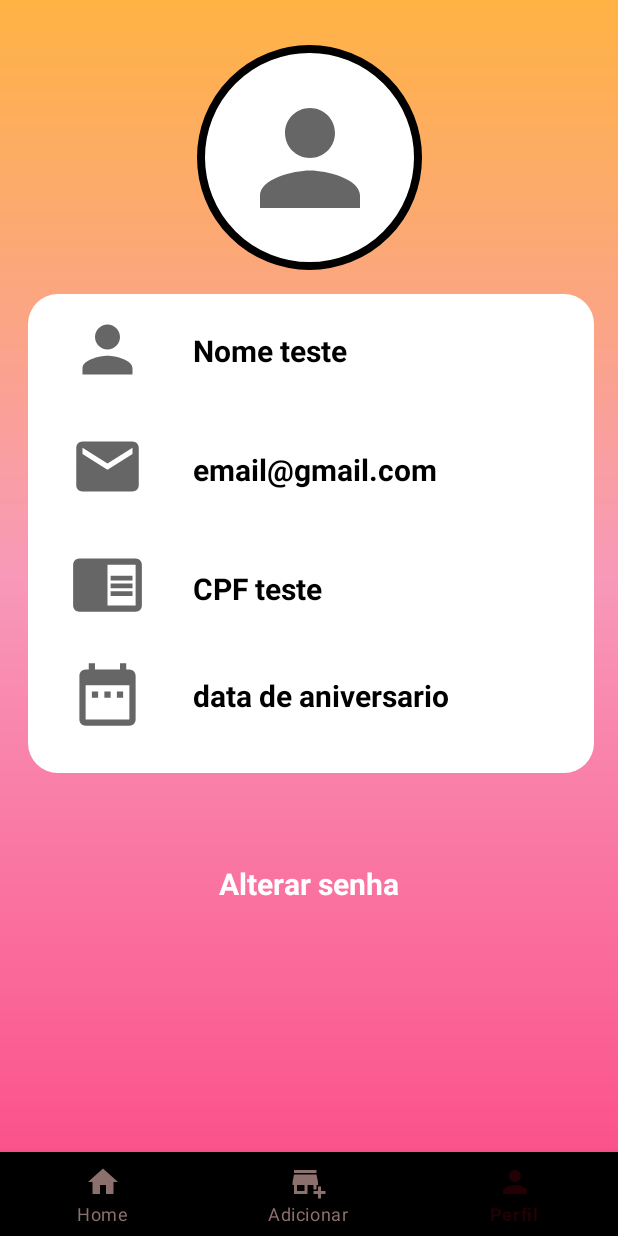
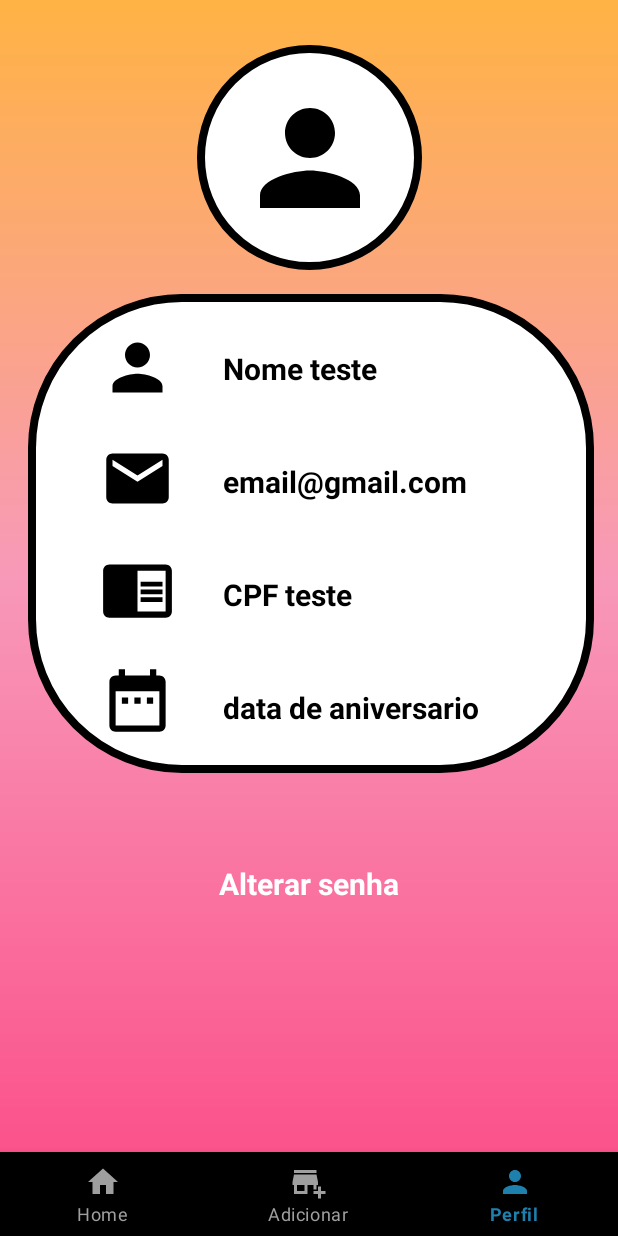
Before and after one commit to tankmester/PIOrlando, an Android app: the perfil screen opened through its navigation route, on a phone screen of 412 x 824 dp. Run offline under Robolectric (Android 15) with nearby library versions, the phone set to English and light mode, and no system bars; our stand-ins replace navigation-ui.

Commit message:
melhorias em geral

```diff
--- a/app/src/main/java/com/example/projetointegradororlando/perfil.kt
+++ b/app/src/main/java/com/example/projetointegradororlando/perfil.kt
@@ -1,6 +1,5 @@
 package com.example.projetointegradororlando
 
-import android.os.Binder
 import android.os.Bundle
 import androidx.fragment.app.Fragment
 import android.view.LayoutInflater
--- a/app/src/main/res/drawable/cpf.xml
+++ b/app/src/main/res/drawable/cpf.xml
@@ -6,6 +6,6 @@
     android:tint="?attr/colorControlNormal"
     android:autoMirrored="true">
   <path
-      android:fillColor="@android:color/white"
+      android:fillColor="@android:color/black"
       android:pathData="M13,12h7v1.5h-7zM13,9.5h7L20,11h-7zM13,14.5h7L20,16h-7zM21,4L3,4c-1.1,0 -2,0.9 -2,2v13c0,1.1 0.9,2 2,2h18c1.1,0 2,-0.9 2,-2L23,6c0,-1.1 -0.9,-2 -2,-2zM21,19h-9L12,6h9v13z"/>
 </vector>
--- a/app/src/main/res/drawable/data.xml
+++ b/app/src/main/res/drawable/data.xml
@@ -5,6 +5,6 @@
     android:viewportHeight="24"
     android:tint="?attr/colorControlNormal">
   <path
-      android:fillColor="@android:color/white"
+      android:fillColor="@android:color/black"
       android:pathData="M9,11L7,11v2h2v-2zM13,11h-2v2h2v-2zM17,11h-2v2h2v-2zM19,4h-1L18,2h-2v2L8,4L8,2L6,2v2L5,4c-1.11,0 -1.99,0.9 -1.99,2L3,20c0,1.1 0.89,2 2,2h14c1.1,0 2,-0.9 2,-2L21,6c0,-1.1 -0.9,-2 -2,-2zM19,20L5,20L5,9h14v11z"/>
 </vector>
--- a/app/src/main/res/drawable/email.xml
+++ b/app/src/main/res/drawable/email.xml
@@ -5,6 +5,6 @@
     android:viewportHeight="24"
     android:tint="?attr/colorControlNormal">
   <path
-      android:fillColor="@android:color/white"
+      android:fillColor="@android:color/black"
       android:pathData="M20,4L4,4c-1.1,0 -1.99,0.9 -1.99,2L2,18c0,1.1 0.9,2 2,2h16c1.1,0 2,-0.9 2,-2L22,6c0,-1.1 -0.9,-2 -2,-2zM20,8l-8,5 -8,-5L4,6l8,5 8,-5v2z"/>
 </vector>
--- a/app/src/main/res/drawable/eye.xml
+++ b/app/src/main/res/drawable/eye.xml
@@ -5,6 +5,6 @@
     android:viewportHeight="24"
     android:tint="?attr/colorControlNormal">
   <path
-      android:fillColor="@android:color/white"
+      android:fillColor="@android:color/black"
       android:pathData="M12,4.5C7,4.5 2.73,7.61 1,12c1.73,4.39 6,7.5 11,7.5s9.27,-3.11 11,-7.5c-1.73,-4.39 -6,-7.5 -11,-7.5zM12,17c-2.76,0 -5,-2.24 -5,-5s2.24,-5 5,-5 5,2.24 5,5 -2.24,5 -5,5zM12,9c-1.66,0 -3,1.34 -3,3s1.34,3 3,3 3,-1.34 3,-3 -1.34,-3 -3,-3z"/>
 </vector>
--- a/app/src/main/res/drawable/perfil.xml
+++ b/app/src/main/res/drawable/perfil.xml
@@ -5,6 +5,6 @@
     android:viewportHeight="24"
     android:tint="?attr/colorControlNormal">
   <path
-      android:fillColor="@android:color/white"
+      android:fillColor="@android:color/black"
       android:pathData="M12,12c2.21,0 4,-1.79 4,-4s-1.79,-4 -4,-4 -4,1.79 -4,4 1.79,4 4,4zM12,14c-2.67,0 -8,1.34 -8,4v2h16v-2c0,-2.66 -5.33,-4 -8,-4z"/>
 </vector>
--- a/app/src/main/res/layout/fragment_perfil.xml
+++ b/app/src/main/res/layout/fragment_perfil.xml
@@ -26,7 +26,7 @@
         android:layout_width="377dp"
         android:layout_height="319dp"
         android:layout_marginTop="16dp"
-        android:background="@drawable/container_components"
+        android:background="@drawable/container_user"
         app:layout_constraintEnd_toEndOf="parent"
         app:layout_constraintHorizontal_bias="0.529"
         app:layout_constraintStart_toStartOf="parent"
@@ -37,17 +37,20 @@
         android:layout_width="100dp"
         android:layout_height="100dp"
         android:src="@drawable/perfil"
+        android:tint="#000000"
         app:layout_constraintBottom_toBottomOf="@+id/containerUser"
         app:layout_constraintEnd_toEndOf="@+id/containerUser"
         app:layout_constraintStart_toStartOf="@+id/containerUser"
-        app:layout_constraintTop_toTopOf="@+id/containerUser" />
+        app:layout_constraintTop_toTopOf="@+id/containerUser"
+        app:srcCompat="@drawable/perfil"
+        tools:srcCompat="@drawable/perfil" />
 
     <TextView
         android:id="@+id/textNomeUser"
         android:layout_width="wrap_content"
         android:layout_height="wrap_content"
         android:layout_marginStart="32dp"
-        android:layout_marginTop="24dp"
+        android:layout_marginTop="36dp"
         android:text="Nome teste"
         android:textColor="@color/black"
         android:textSize="20sp"
@@ -60,7 +63,7 @@
         android:layout_width="wrap_content"
         android:layout_height="wrap_content"
         android:layout_marginStart="32dp"
-        android:layout_marginTop="52dp"
+        android:layout_marginTop="48dp"
         android:text="email@gmail.com"
         android:textColor="@color/black"
         android:textSize="20sp"
@@ -69,56 +72,64 @@
         app:layout_constraintTop_toBottomOf="@id/textNomeUser" />
 
     <ImageView
-        android:id="@+id/iconeCPF"
+        android:id="@+id/iconeEmail"
         android:layout_width="50dp"
         android:layout_height="50dp"
-        android:layout_marginStart="28dp"
-        android:layout_marginTop="28dp"
-        android:src="@drawable/cpf"
+        android:layout_marginStart="48dp"
+        android:layout_marginTop="24dp"
+        android:src="@drawable/email"
+        android:tint="#000000"
         app:layout_constraintStart_toStartOf="@+id/containerPerfil"
-        app:layout_constraintTop_toBottomOf="@+id/iconeEmail"
-        app:srcCompat="@drawable/cpf" />
+        app:layout_constraintTop_toBottomOf="@+id/iconeUser"
+        app:srcCompat="@drawable/email"
+        tools:srcCompat="@drawable/email" />
 
     <ImageView
         android:id="@+id/iconeUser"
         android:layout_width="50dp"
         android:layout_height="50dp"
-        android:layout_marginStart="28dp"
-        android:layout_marginTop="28dp"
+        android:layout_marginStart="48dp"
+        android:layout_marginTop="24dp"
         android:src="@drawable/perfil"
+        android:tint="#000000"
         app:layout_constraintStart_toStartOf="@+id/containerPerfil"
-        app:layout_constraintTop_toBottomOf="@+id/containerUser"
-        app:srcCompat="@drawable/perfil" />
+        app:layout_constraintTop_toTopOf="@+id/containerPerfil"
+        app:srcCompat="@drawable/perfil"
+        tools:srcCompat="@drawable/perfil" />
+
 
     <ImageView
-        android:id="@+id/iconeEmail"
+        android:id="@+id/iconeCPF"
         android:layout_width="50dp"
         android:layout_height="50dp"
-        android:layout_marginStart="28dp"
-        android:layout_marginTop="28dp"
-        android:src="@drawable/email"
+        android:layout_marginStart="48dp"
+        android:layout_marginTop="24dp"
+        android:src="@drawable/cpf"
+        android:tint="#000000"
         app:layout_constraintStart_toStartOf="@+id/containerPerfil"
-        app:layout_constraintTop_toBottomOf="@+id/iconeUser"
-        app:srcCompat="@drawable/email" />
+        app:layout_constraintTop_toBottomOf="@+id/iconeEmail"
+        app:srcCompat="@drawable/cpf"
+        tools:srcCompat="@drawable/cpf" />
 
     <ImageView
         android:id="@+id/iconeData"
         android:layout_width="50dp"
         android:layout_height="50dp"
-        android:layout_marginStart="28dp"
+        android:layout_marginStart="48dp"
         android:layout_marginTop="24dp"
         android:src="@drawable/data"
+        android:tint="#000000"
         app:layout_constraintStart_toStartOf="@+id/containerPerfil"
         app:layout_constraintTop_toBottomOf="@+id/iconeCPF"
-        app:srcCompat="@drawable/data" />
-
+        app:srcCompat="@drawable/data"
+        tools:srcCompat="@drawable/data" />
 
     <TextView
         android:id="@+id/textCPFUser"
         android:layout_width="wrap_content"
         android:layout_height="wrap_content"
         android:layout_marginStart="32dp"
-        android:layout_marginTop="52dp"
+        android:layout_marginTop="48dp"
         android:text="CPF teste"
         android:textColor="@color/black"
         android:textSize="20sp"
@@ -131,7 +142,7 @@
         android:layout_width="wrap_content"
         android:layout_height="wrap_content"
         android:layout_marginStart="32dp"
-        android:layout_marginTop="44dp"
+        android:layout_marginTop="48dp"
         android:text="data de aniversario"
         android:textColor="@color/black"
         android:textSize="20sp"
--- a/app/src/main/res/values/colors.xml
+++ b/app/src/main/res/values/colors.xml
@@ -10,8 +10,8 @@
     <color name="white">#FFFFFFFF</color>
 
     <color name="bottom_nav_background">#FEDBD0</color>
-    <color name="bottom_nav_item">#8C706D</color>
-    <color name="bottom_nav_selected_item">#220006</color>
+    <color name="bottom_nav_item">#9F9F9F</color>
+    <color name="bottom_nav_selected_item">#1E81AD</color>
     <color name="fragment_bg_color">#FDF8F4</color>
 
     <color name="orange">#FFB344</color>
```
